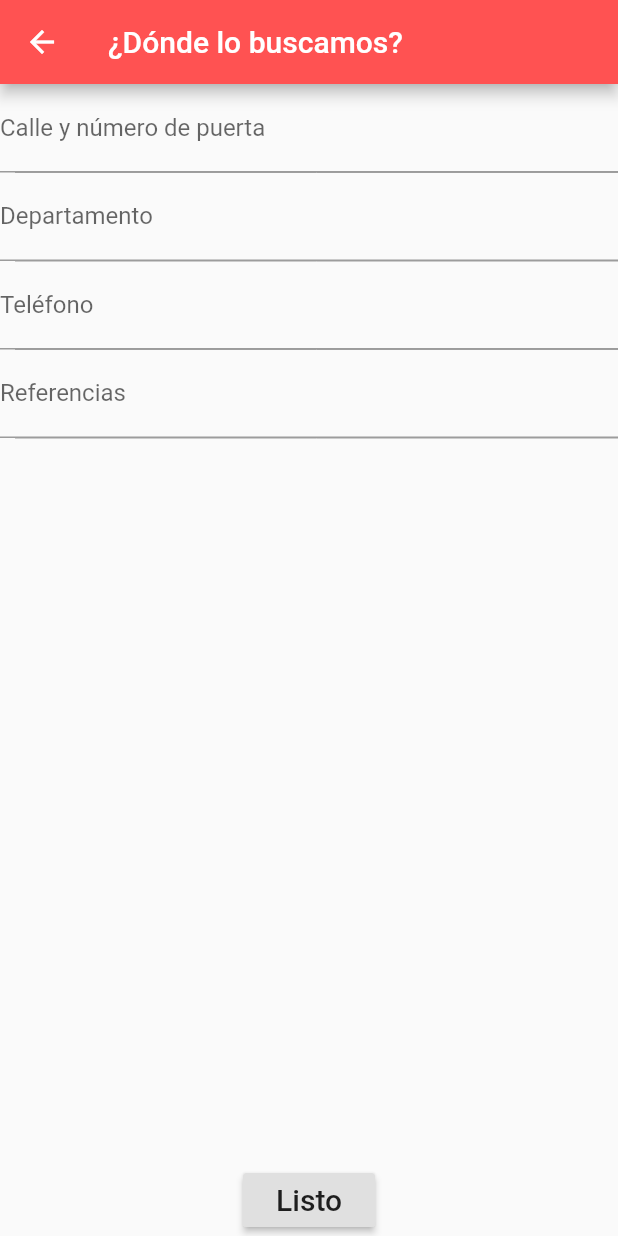
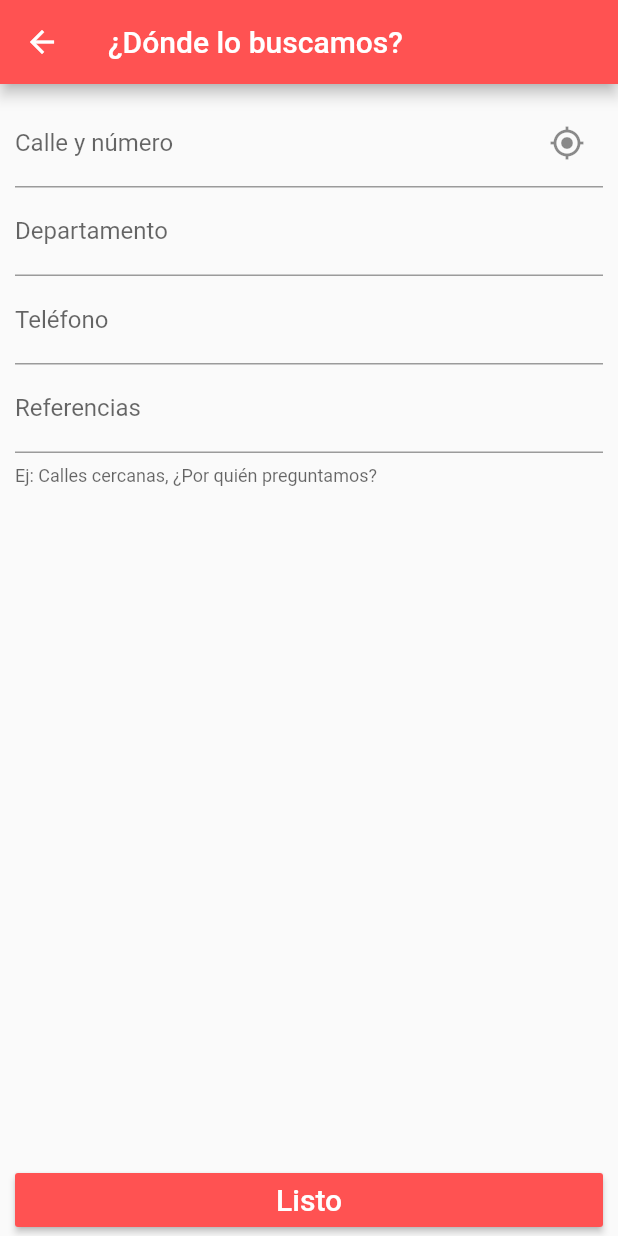
Before and after one commit to albarogarzon/Flutter_Delivery_Mobile_App, a Flutter app: the screen it shows after launch, after a tap on "¿Dónde lo buscamos?", on a phone screen of 412 x 824 dp. Run offline on Flutter 3.47's test engine with Material 2 defaults, Android fonts, the phone set to English and light mode, and no system bars; our stand-ins replace google_maps_flutter; missing offline and left inert: google_maps_place_picker.

Commit message:
Improvements at ui and added gmaps

```diff
--- a/isw_implementacion_us_08_g5/lib/providers/DireccionRetiroProvider.dart
+++ b/isw_implementacion_us_08_g5/lib/providers/DireccionRetiroProvider.dart
@@ -3,13 +3,16 @@ import 'package:isw_implementacion_us_08_g5/models/Direccion.dart';
 
 class DireccionRetiroProvider extends ChangeNotifier {
   Direccion _direccion;
+  bool _isReady;
 
   DireccionRetiroProvider() {
     this._direccion = Direccion();
+    this._isReady = false;
   }
 
   // Getters
   Direccion get getDireccion => _direccion;
+  bool get isReady => _isReady;
 
   setDireccion(Direccion direccion) {
     this._direccion = direccion;
@@ -18,6 +21,7 @@ class DireccionRetiroProvider extends ChangeNotifier {
 
   set calle(String calle) {
     this._direccion.calle = calle;
+    this._isReady = true;
     notifyListeners();
   }
 
--- a/isw_implementacion_us_08_g5/lib/screens/pedir_lo_que_sea/dondeBuscar_screen.dart
+++ b/isw_implementacion_us_08_g5/lib/screens/pedir_lo_que_sea/dondeBuscar_screen.dart
@@ -1,4 +1,6 @@
 import 'package:flutter/material.dart';
+import 'package:google_maps_place_picker/google_maps_place_picker.dart';
+import 'package:google_maps_flutter/google_maps_flutter.dart';
 import 'package:isw_implementacion_us_08_g5/models/Direccion.dart';
 import 'package:isw_implementacion_us_08_g5/providers/DireccionRetiroProvider.dart';
 import 'package:isw_implementacion_us_08_g5/validators/field_validator.dart';
@@ -10,6 +12,7 @@ class DondeBuscarScreen extends StatefulWidget {
 }
 
 class _DondeBuscarScreenState extends State<DondeBuscarScreen> {
+  PickResult selectedPlace;
   TextEditingController _ciudadTextFieldController;
   TextEditingController _telefonoFieldController;
   TextEditingController _calleFieldController;
@@ -36,47 +39,81 @@ class _DondeBuscarScreenState extends State<DondeBuscarScreen> {
   @override
   Widget build(BuildContext context) {
     _validator = Provider.of<FieldValidator>(context);
-
     return Scaffold(
+      resizeToAvoidBottomInset: false,
       appBar: AppBar(
           title: Text("¿Dónde lo buscamos?"),
           backgroundColor: Colors.redAccent),
-      body: Column(
+      body: Container(
+        height: double.maxFinite,
+        width: double.maxFinite,
+        margin: EdgeInsets.only(top: 10, right: 10, left: 10),
+        child: Column(
+          verticalDirection: VerticalDirection.down,
           mainAxisAlignment: MainAxisAlignment.start,
           crossAxisAlignment: CrossAxisAlignment.center,
-        children: [
-          Expanded(
-              child: ListView(
+          mainAxisSize: MainAxisSize.max,
+          children: [_buildForm(), Spacer(), _buildSubmitButton()],
+        ),
+      ),
+    );
+  }
+
+  _buildSubmitButton() {
+    return Container(
+      width: double.maxFinite,
+      child: RaisedButton(
+        color: Colors.redAccent,
+        onPressed: _onPressedSubmit,
+        child: const Text('Listo',
+            style: TextStyle(fontSize: 20, color: Colors.white)),
+      ),
+    );
+  }
+
+  _buildForm() {
+    return Column(
+      verticalDirection: VerticalDirection.down,
+      mainAxisAlignment: MainAxisAlignment.start,
+      crossAxisAlignment: CrossAxisAlignment.center,
+      mainAxisSize: MainAxisSize.max,
       children: [
         TextField(
           controller: _calleFieldController,
           decoration: InputDecoration(
-                  labelText: 'Calle y número de puerta',
-                  errorText:
-                      _validator.error ? "Debe ingresar calle y numero" : null,
+            suffixIcon: IconButton(
+                icon: Icon(Icons.my_location),
+                onPressed: () {
+                  Navigator.push(context, MaterialPageRoute(builder: (context) {
+                    return PlacePicker(
+                      apiKey: 'AIzaSyCv8gS5tnyK0W2jQB1C3bbBC5Fa6NTKIik',
+                      initialPosition: LatLng(-31.4567844, -64.183108),
+                      useCurrentLocation: false,
+                      selectInitialPosition: false,
+                      onPlacePicked: (result) {
+                        selectedPlace = result;
+                        Navigator.of(context).pop();
+                        setState(() {});
+                      },
+                    );
+                  }));
+                }),
+            labelText: 'Calle y número',
+            errorText: _validator.error ? "Debe ingresar calle y numero" : null,
           ),
         ),
-              _divider,
-              TextFormField(
+        TextField(
           decoration: InputDecoration(labelText: 'Departamento'),
         ),
-              _divider,
-              TextFormField(
+        TextField(
           decoration: InputDecoration(labelText: 'Teléfono'),
         ),
-              _divider,
-              TextFormField(
-                decoration: InputDecoration(labelText: 'Referencias'),
-              ),
-              _divider
-            ],
-          )),
-          RaisedButton(
-            onPressed: _onPressedSubmit,
-            child: const Text('Listo', style: TextStyle(fontSize: 20)),
+        TextField(
+          decoration: InputDecoration(
+              labelText: 'Referencias',
+              helperText: "Ej: Calles cercanas, ¿Por quién preguntamos?"),
         ),
       ],
-      ),
     );
   }
 
@@ -95,6 +132,4 @@ class _DondeBuscarScreenState extends State<DondeBuscarScreen> {
 
 final Divider _divider = Divider(
   color: Colors.grey,
-  indent: 10,
-  height: 0,
 );
--- a/isw_implementacion_us_08_g5/lib/screens/pedir_lo_que_sea/main_screen.dart
+++ b/isw_implementacion_us_08_g5/lib/screens/pedir_lo_que_sea/main_screen.dart
@@ -6,10 +6,11 @@ import 'package:isw_implementacion_us_08_g5/screens/pedir_lo_que_sea/queBuscar_s
 import 'package:provider/provider.dart';
 
 class PedirLoQueSeaMainScreen extends StatelessWidget {
+  DireccionRetiroProvider _direccionRetiroProvider;
   @override
   Widget build(BuildContext context) {
-    Direccion direccionRetiro =
-        Provider.of<DireccionRetiroProvider>(context).getDireccion;
+    _direccionRetiroProvider = Provider.of<DireccionRetiroProvider>(context);
+    Direccion direccionRetiro = _direccionRetiroProvider.getDireccion;
 
     return Scaffold(
       appBar: AppBar(
@@ -53,9 +54,6 @@ class PedirLoQueSeaMainScreen extends StatelessWidget {
                 _divider,
                 ListTile(
                   title: Text("¿Qué buscamos?"),
-                  subtitle: direccionRetiro.getCalle.isEmpty
-                      ? null
-                      : Text(direccionRetiro.getCalle),
                   trailing: Icon(Icons.edit, color: Colors.redAccent),
                   onTap: () {
                     Navigator.push(
@@ -92,14 +90,20 @@ class PedirLoQueSeaMainScreen extends StatelessWidget {
                         color: Colors.white),
                   ),
                   color: Colors.redAccent,
-                  onPressed: () {
-                    print("Peidido Enviado");
-                  }),
+                  onPressed: _onPressedEnviar),
             ),
           )
         ],
       ),
     );
+  }
+
+  _onPressedEnviar() {
+    if (_direccionRetiroProvider.isReady) {
+      print("Enviando pedido");
+    } else {
+      print("chupala puto");
+    }
   }
 }
 
--- a/isw_implementacion_us_08_g5/pubspec.yaml
+++ b/isw_implementacion_us_08_g5/pubspec.yaml
@@ -23,6 +23,7 @@ environment:
 dependencies:
   flutter:
     sdk: flutter
+  google_maps_place_picker: ^0.9.5
 
   # The following adds the Cupertino Icons font to your application.
   # Use with the CupertinoIcons class for iOS style icons.
```
Also changed, not shown: isw_implementacion_us_08_g5/pubspec.lock, 1 other file. Lines whose indentation alone changed are shown as unchanged.
